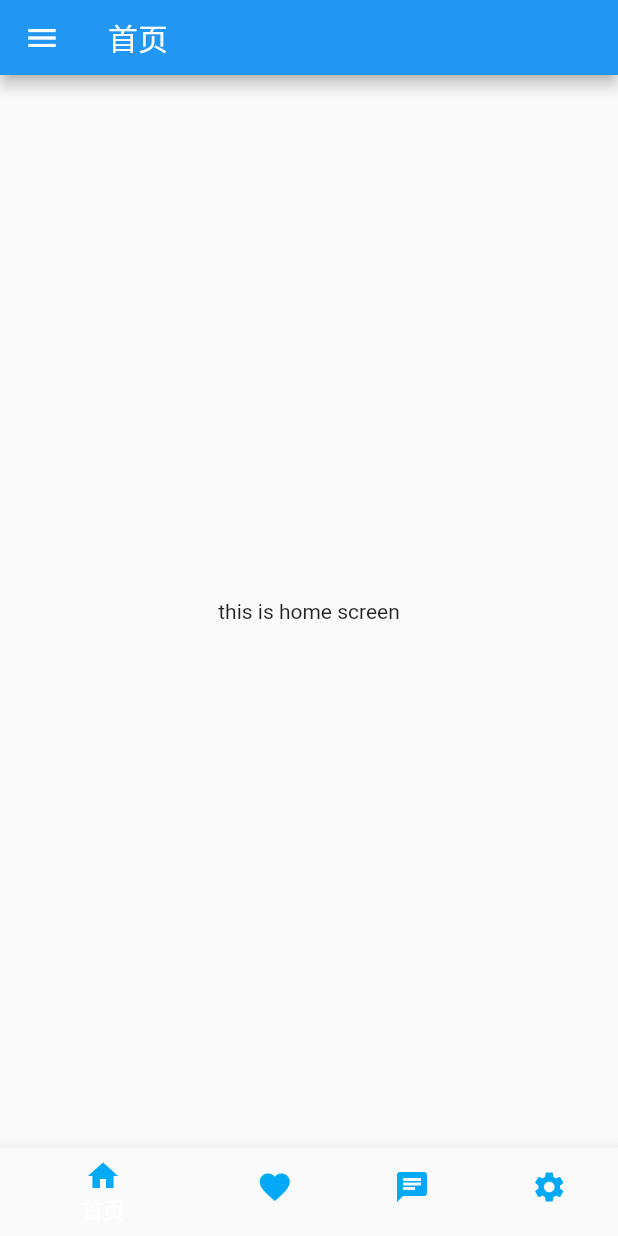
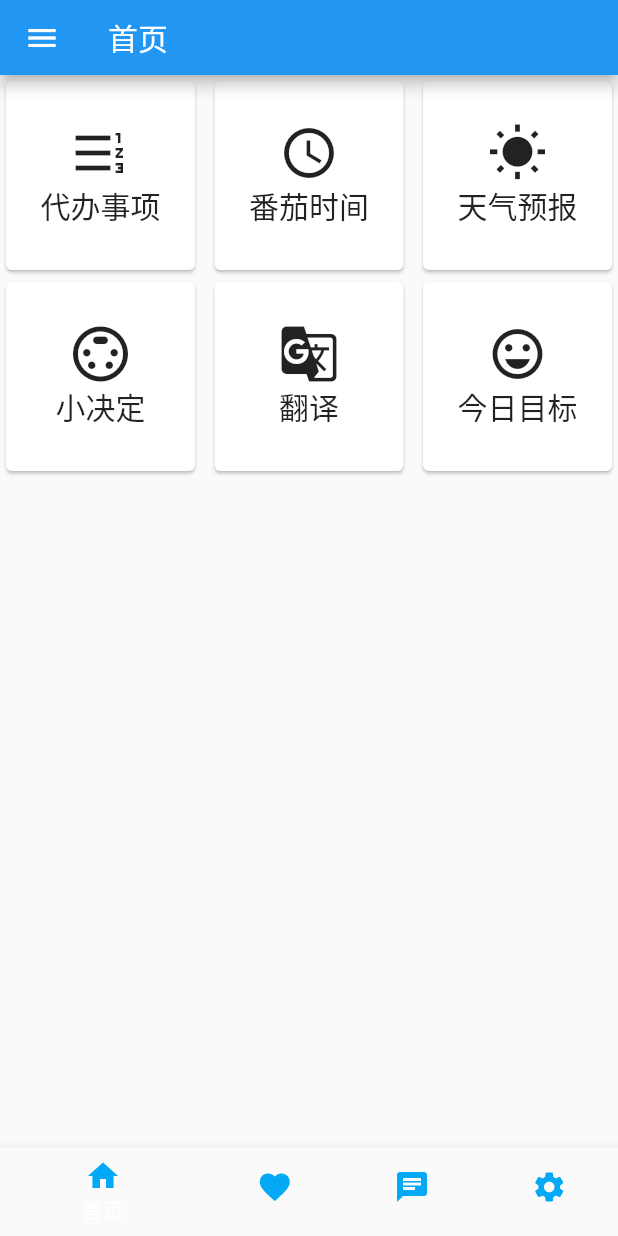
Before and after one commit to esirioneyibo/flutter_study_app, a Flutter app: the screen it shows after launch, on a phone screen of 412 x 824 dp. Run offline on Flutter 3.47's test engine with Material 2 defaults, Android fonts, the phone set to English and light mode, and no system bars; network calls fail.

Commit message:
工具列表

```diff
--- /dev/null
+++ b/lib/components/ChoiceCard.dart
@@ -0,0 +1,28 @@
+import 'package:flutter/cupertino.dart';
+import 'package:flutter/material.dart';
+import 'package:flutter_study_app/models/Choice.dart';
+
+import '../config.dart';
+
+///选项卡
+/// ICON+文字
+class ChoiceCard extends StatelessWidget {
+  const ChoiceCard({Key key, this.choice}) : super(key: key);
+  final Choice choice;
+
+  @override
+  Widget build(BuildContext context) {
+    final TextStyle textStyle = new TextStyle(fontSize: 20);
+    return Card(
+        color: Colors.white,
+        child: Center(
+          child: Column(
+              mainAxisSize: MainAxisSize.min,
+              crossAxisAlignment: CrossAxisAlignment.center,
+              children: <Widget>[
+                Icon(choice.icon, size: ChoiceIconSize, color: textStyle.color),
+                Text(choice.title, style: textStyle),
+              ]),
+        ));
+  }
+}
--- a/lib/config.dart
+++ b/lib/config.dart
@@ -1 +1,2 @@
 const double AppHeight = 50;
+const double ChoiceIconSize = 40;
--- /dev/null
+++ b/lib/models/Choice.dart
@@ -0,0 +1,8 @@
+import 'package:flutter/cupertino.dart';
+
+class Choice {
+  const Choice({this.title, this.icon});
+
+  final String title;
+  final IconData icon;
+}
--- a/lib/pages/HomeScreen.dart
+++ b/lib/pages/HomeScreen.dart
@@ -1,16 +1,37 @@
 import 'package:flutter/material.dart';
+import 'package:flutter_study_app/components/ChoiceCard.dart';
 import 'package:flutter_study_app/components/MyAppBar.dart';
+import 'package:flutter_study_app/models/Choice.dart';
 
 import '../config.dart';
 
 class HomeScreen extends StatelessWidget {
   @override
   Widget build(BuildContext context) {
+    /// 工具列表
+    List<Choice> choices = const <Choice>[
+      const Choice(title: '代办事项', icon: Icons.format_list_numbered_rtl),
+      const Choice(title: '番茄时间', icon: Icons.access_time),
+      const Choice(title: '天气预报', icon: Icons.wb_sunny),
+      const Choice(title: '小决定', icon: Icons.settings_input_svideo),
+      const Choice(title: '翻译', icon: Icons.g_translate),
+      const Choice(title: '今日目标', icon: Icons.sentiment_very_satisfied),
+    ];
+
+    var tools = GridView.count(
+      crossAxisCount: 3,
+      crossAxisSpacing: 5,
+      children: List.generate(choices.length, (index) {
+        return Center(
+          child: ChoiceCard(choice: choices[index]),
+        );
+      }),
+    );
+
     return Scaffold(
-      appBar: MyAppBar(context,'首页', AppHeight),
-      body: Center(
-        child: Text('this is home screen'),
-      ),
-    );
+        appBar: MyAppBar(context, '首页', AppHeight),
+        body: Center(
+          child: tools,
+        ));
   }
 }
```
